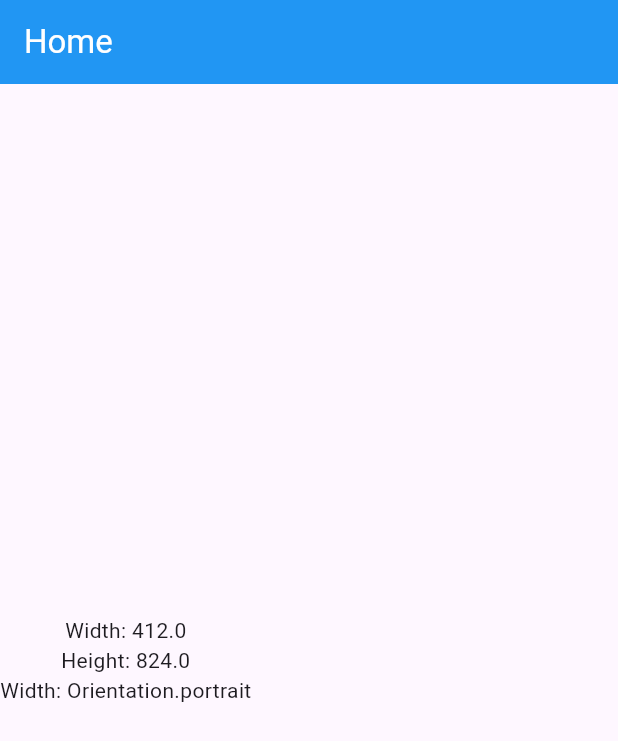
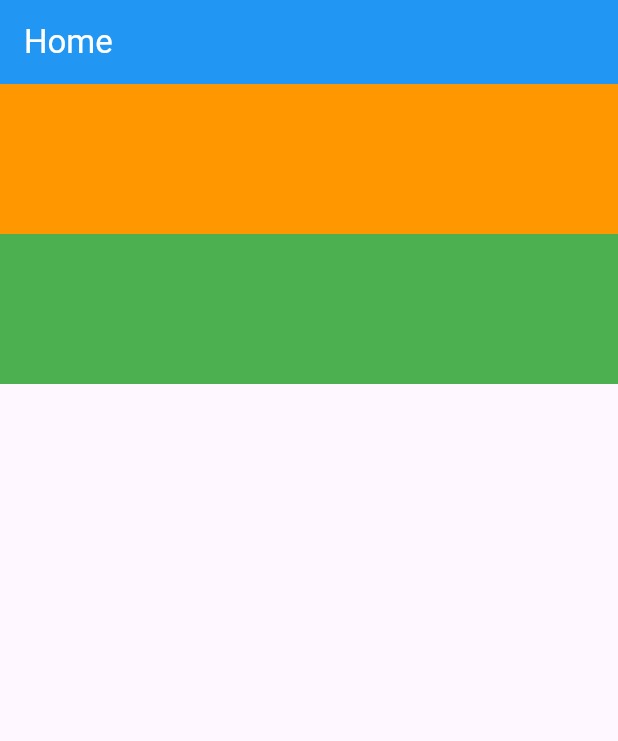
Before and after one commit to ZahidHR99/flutter-practice, a Flutter app: the screen it shows after launch, on a phone screen of 412 x 824 dp. Shown: the top 741 px of the screen. Run offline on Flutter 3.47's test engine with Material 3 defaults, Android fonts, the phone set to English and light mode, and no system bars; our stand-ins replace responsive_grid.

Commit message:
responsive grid

```diff
--- a/lib/main.dart
+++ b/lib/main.dart
@@ -1,4 +1,6 @@
 import 'package:flutter/material.dart';
+import 'package:responsive_grid/responsive_grid.dart';
+import 'package:test_project/style.dart';
 
 void main() {
   runApp(const MyApp());
@@ -22,27 +24,31 @@ class HomeActivity extends StatelessWidget {
 
   @override
   Widget build(BuildContext context) {
-    var width = MediaQuery.of(context).size.width;
-    var height = MediaQuery.of(context).size.height;
-    var orientation = MediaQuery.of(context).orientation;
-
     return Scaffold(
         appBar: AppBar(
           title: Text("Home"),
           foregroundColor: Colors.white,
           backgroundColor: Colors.blue,
         ),
-      body: SingleChildScrollView(
-        scrollDirection: Axis.horizontal,
-        child: Column(
-          mainAxisAlignment: MainAxisAlignment.center,
-          children: [
-            Text('Width: ${width}'),
-            Text('Height: ${height}'),
-            Text('Width: ${orientation}'),
-          ],
+        body: ResponsiveGridRow(children: [
+          ResponsiveGridCol(
+            lg: 12,
+            child: Container(
+              height: 100,
+              color: Colors.orange,
             ),
           ),
-    );
+          ResponsiveGridCol(
+            xl: 4,
+            lg: 6,
+            md: 8,
+            sm: 9,
+            xs: 12,
+            child: Container(
+              height: 100,
+              color: Colors.green,
+            ),
+          ),
+        ]));
   }
 }
--- /dev/null
+++ b/lib/style.dart
@@ -0,0 +1,18 @@
+import 'dart:ui';
+import 'package:flutter/material.dart';
+
+TextStyle HeadLine(context) {
+  var width = MediaQuery.of(context).size.width;
+
+  if (width < 700) {
+    return TextStyle(
+      color: Colors.black,
+      fontSize: 34,
+    );
+  } else {
+    return TextStyle(
+      color: Colors.green,
+      fontSize: 65,
+    );
+  }
+}
--- a/pubspec.yaml
+++ b/pubspec.yaml
@@ -35,6 +35,7 @@ dependencies:
   # The following adds the Cupertino Icons font to your application.
   # Use with the CupertinoIcons class for iOS style icons.
   cupertino_icons: ^1.0.6
+  responsive_grid: ^2.4.4
 
 dev_dependencies:
   flutter_test:
```
Also changed, not shown: pubspec.lock. Lines whose indentation alone changed are shown as unchanged.
